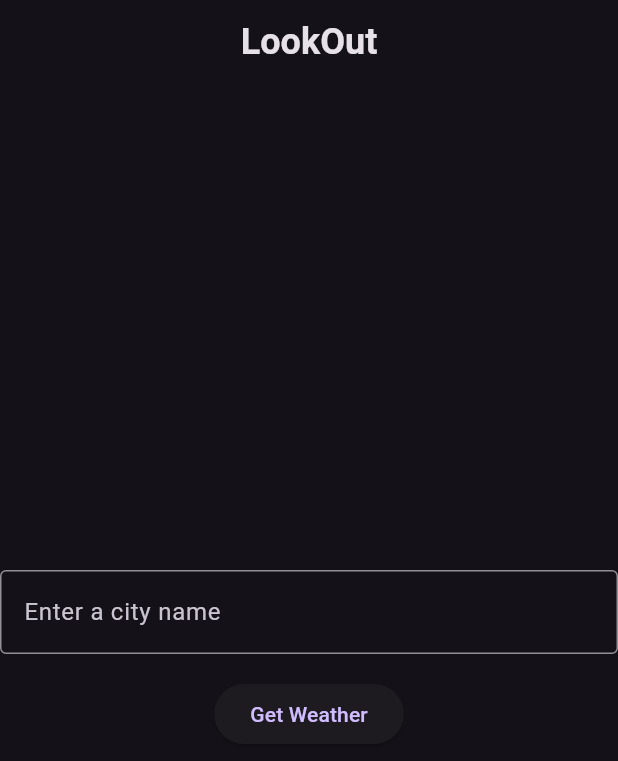
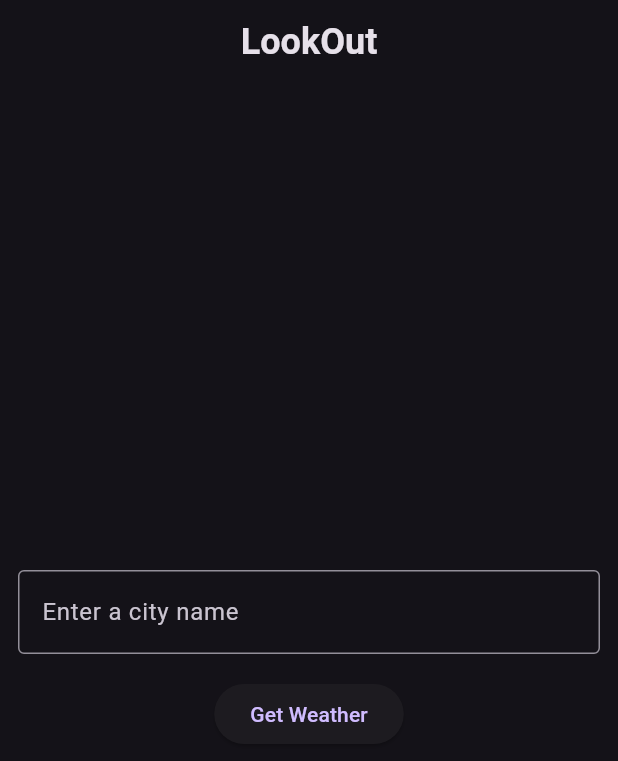
Before and after one commit to lokeshgaddam20/LookOut, a Flutter app: the screen it shows after launch, on a phone screen of 412 x 824 dp. Shown: the top 761 px of the screen. Run offline on Flutter 3.47's test engine with Material 2 defaults, Android fonts, the phone set to English and light mode, and no system bars.

Commit message:
padding add

```diff
--- a/lib/home_screen.dart
+++ b/lib/home_screen.dart
@@ -23,7 +23,10 @@ class _HomeScreenState extends State<HomeScreen> {
         ),
         centerTitle: true,
       ),
-      body: Column(
+      body: Center(
+        child: Padding(
+          padding: const EdgeInsets.all(12.0),
+          child: Column(
             mainAxisAlignment: MainAxisAlignment.center,
             children: [
               TextField(
@@ -49,6 +52,8 @@ class _HomeScreenState extends State<HomeScreen> {
               ),
             ],
           ),
+        ),
+      ),
     );
   }
 }
```
Lines whose indentation alone changed are shown as unchanged.
